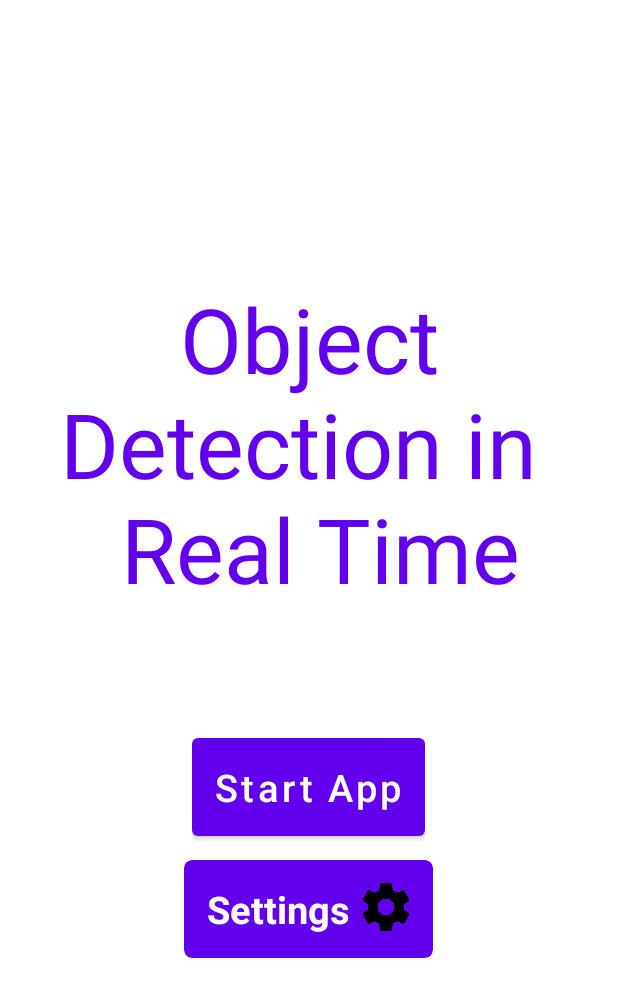
After one commit to derwis13/ObjectDetection_in_RealTime, an Android app: the layout fragment_title.xml on its own in the app's theme, with its tools: preview values and no code run, on a phone screen of 412 x 824 dp. The commit adds this screen. Shown: the top 997 px of the screen. Run offline under Robolectric (Android 15) with nearby library versions, the phone set to English and light mode, and no system bars.

Commit message:
add TitleFragment_layout and update labelsdata

```diff
--- a/app/build.gradle
+++ b/app/build.gradle
@@ -35,6 +35,8 @@ android {
 }
 
 dependencies {
+    implementation 'androidx.legacy:legacy-support-v4:1.0.0'
+    implementation 'androidx.databinding:databinding-runtime:4.2.2'
     def camerax_version = "1.1.0-beta01"
     implementation "androidx.camera:camera-core:${camerax_version}"
     implementation "androidx.camera:camera-camera2:${camerax_version}"
--- /dev/null
+++ b/app/src/main/res/drawable/rect_with_rounded_corners.xml
@@ -0,0 +1,6 @@
+<?xml version="1.0" encoding="utf-8"?>
+<shape xmlns:android="http://schemas.android.com/apk/res/android"
+    android:shape="rectangle">
+    <solid android:color="@color/purple_500" />
+    <corners android:radius="5dp" />
+</shape>
--- /dev/null
+++ b/app/src/main/res/layout/fragment_title.xml
@@ -0,0 +1,83 @@
+<?xml version="1.0" encoding="utf-8"?>
+<LinearLayout xmlns:android="http://schemas.android.com/apk/res/android"
+    xmlns:app="http://schemas.android.com/apk/res-auto"
+    xmlns:tools="http://schemas.android.com/tools"
+    android:layout_width="match_parent"
+    android:layout_height="match_parent"
+    android:gravity="center"
+    android:orientation="vertical"
+    android:background="@color/white"
+    tools:context=".TitleFragment">
+
+
+    <TextView
+        android:id="@+id/textView2"
+        android:layout_width="wrap_content"
+        android:layout_height="wrap_content"
+        android:textSize="60dp"
+        android:textAlignment="center"
+        android:textColor="@color/purple_500"
+        android:text="Object Detection in \n Real Time" />
+
+    <androidx.constraintlayout.widget.ConstraintLayout
+            android:layout_marginTop="80dp"
+            android:layout_width="wrap_content"
+            android:layout_height="wrap_content"
+            android:layout_gravity="center_horizontal">
+
+        <Button
+            android:id="@+id/button5"
+            android:layout_width="wrap_content"
+            android:layout_height="wrap_content"
+            android:paddingStart="15dp"
+            android:paddingTop="15dp"
+            android:paddingEnd="15dp"
+            android:paddingBottom="15dp"
+            android:text="Start App"
+            android:textAllCaps="false"
+            android:textSize="25dp"
+            tools:ignore="MissingConstraints" />
+        </androidx.constraintlayout.widget.ConstraintLayout>
+
+    <androidx.constraintlayout.widget.ConstraintLayout
+        android:layout_width="wrap_content"
+        android:layout_height="wrap_content"
+        android:layout_gravity="center_horizontal"
+        android:background="@drawable/rect_with_rounded_corners"
+        android:orientation="vertical"
+        android:clipToOutline="true"
+        android:layout_marginTop="10dp"
+        android:paddingStart="15dp"
+        android:paddingTop="15dp"
+        android:paddingEnd="15dp"
+        android:paddingBottom="15dp">
+
+        <TextView
+            android:id="@+id/textView"
+            android:layout_width="wrap_content"
+            android:layout_height="wrap_content"
+            android:layout_weight="1"
+            android:text="Settings"
+            android:textColor="@color/white"
+            android:textSize="25dp"
+            android:textStyle="bold"
+            app:layout_constraintBottom_toBottomOf="parent"
+            app:layout_constraintStart_toStartOf="parent"
+            app:layout_constraintTop_toTopOf="parent"
+            tools:ignore="MissingConstraints" />
+
+        <ImageView
+            android:id="@+id/imageButton2"
+            android:layout_width="32dp"
+            android:layout_height="32dp"
+            android:layout_marginStart="8dp"
+            android:src="@drawable/settings"
+            app:layout_constraintEnd_toEndOf="parent"
+            app:layout_constraintStart_toEndOf="@+id/textView"
+            app:layout_constraintTop_toTopOf="@+id/textView"
+            tools:ignore="MissingConstraints" />
+
+
+    </androidx.constraintlayout.widget.ConstraintLayout>
+
+    </LinearLayout>
--- a/app/src/main/res/values/strings.xml
+++ b/app/src/main/res/values/strings.xml
@@ -4,4 +4,6 @@
     <string name="start_caprture">Start Capture</string>
     <string name="start_capture">Start Capture</string>
     <string name="stop_capture">Stop Capture</string>
+    <!-- TODO: Remove or change this placeholder text -->
+    <string name="hello_blank_fragment">Hello blank fragment</string>
 </resources>
```
Also changed, not shown: app/src/main/assets/labelmap.txt (added, +90 -0 lines), app/src/main/java/com/example/camerax/ObjectsDetection.kt (+15 -3 lines), app/src/main/java/com/example/camerax/TitleFragment.kt (added, +24 -0 lines), app/src/main/res/drawable-navexposed/settings.png (added), app/src/main/res/drawable/settings.png (added).
